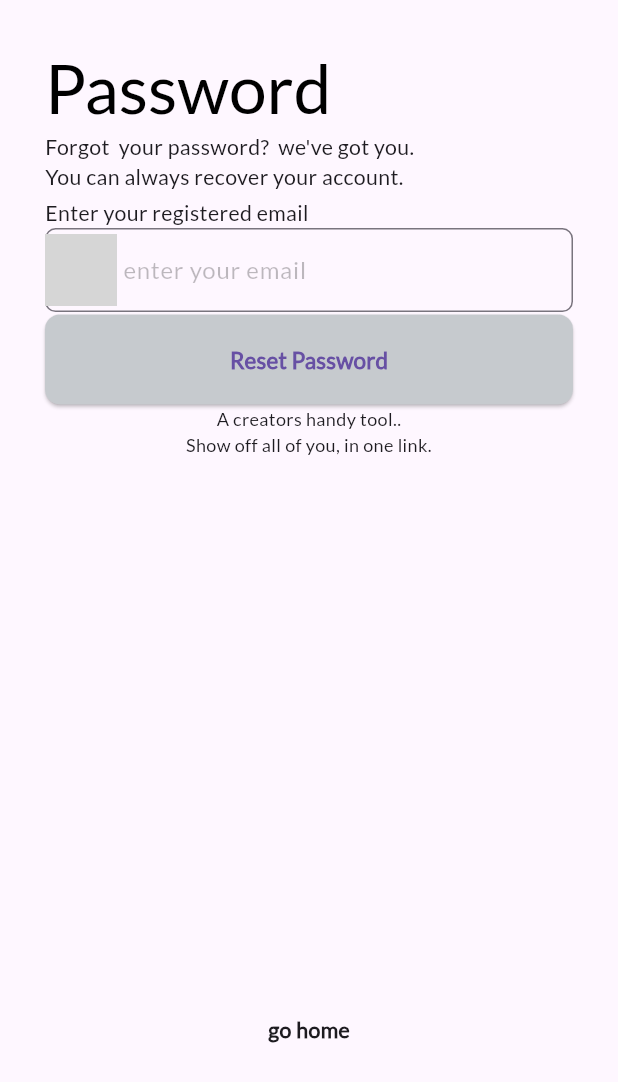
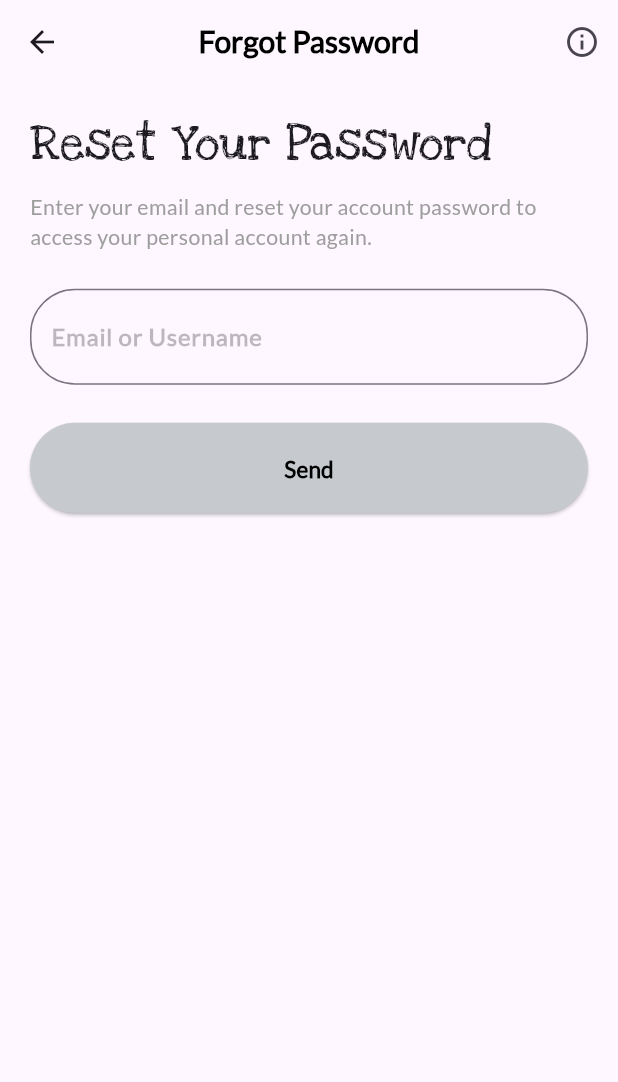
Before and after one commit to Olamidotune/Rootscards, a Flutter app: the ForgotPasswordScreen screen opened by its route, on a phone screen of 412 x 824 dp. Shown: the top 1082 px of the screen. Run offline on Flutter 3.47's test engine with Material 3 defaults, Android fonts, the phone set to English and light mode, and no system bars; our stand-ins replace carousel_slider, device_info_plus, dio, email_validator, flutter_screenutil, flutter_secure_storage and 3 more; accounts and stored records are empty; grey boxes are pictures that could not be loaded.

Commit message:
compeleted the forgot password and OTP screen

```diff
--- a/lib/config/colors.dart
+++ b/lib/config/colors.dart
@@ -7,7 +7,7 @@ const BLACK = Colors.black;
 const GREY = Colors.grey;
 const GREY2 = Color.fromARGB(255, 198, 202, 206);
 const BUTTONGREY = Color.fromARGB(255, 205, 213, 213);
-const BUTTONGREEN = Color.fromARGB(255, 165, 255, 100);
+const BUTTONGREEN = Color(0xFFD2FF54);
 const RED = Colors.red;
 const ONBOARDING1 = Color(0xFFFCF2D9);
 const ONBOARDING2 = Color(0xFFECB22E);
--- a/lib/presentation/screens/auth/forgot_password.dart
+++ b/lib/presentation/screens/auth/forgot_password.dart
@@ -2,15 +2,19 @@
 
 import 'dart:async';
 import 'dart:convert';
+
 import 'package:email_validator/email_validator.dart';
 import 'package:flutter/material.dart';
+import 'package:flutter_screenutil/flutter_screenutil.dart';
 import 'package:rootscards/config/colors.dart';
 import 'package:rootscards/config/dimensions.dart';
 import 'package:rootscards/extensions/build_context.dart';
+import 'package:rootscards/presentation/screens/auth/device_auth_screen.dart';
+
 import 'package:rootscards/presentation/screens/auth/sign_in/sign_in.dart';
+
+import 'package:http/http.dart' as http;
 import 'package:rootscards/presentation/screens/widgets/button.dart';
-import 'package:flutter_screenutil/flutter_screenutil.dart';
-import 'package:http/http.dart' as http;
 
 class ForgotPasswordScreen extends StatefulWidget {
   static const String routeName = "forgot_password_screen";
@@ -28,49 +32,59 @@ class _ForgotPasswordScreenState extends State<ForgotPasswordScreen> {
 
   @override
   Widget build(BuildContext context) {
+    final double height =
+        MediaQuery.of(context).size.height - MediaQuery.of(context).padding.top;
     return Scaffold(
+        appBar: AppBar(
+          centerTitle: true,
+          leading: IconButton(
+            onPressed: () {
+              Navigator.pop(context);
+            },
+            icon: Icon(
+              Icons.arrow_back,
+            ),
+          ),
+          title: Text(
+            "Forgot Password",
+            style: TextStyle(
+                fontSize: 20, color: BLACK, fontWeight: FontWeight.bold),
+          ),
+          actions: [
+            IconButton(
+              onPressed: () {},
+              icon: Icon(Icons.info_outline),
+            ),
+          ],
+        ),
         body: SafeArea(
-        child: SingleChildScrollView(
-          physics: const BouncingScrollPhysics(),
-          child: Padding(
-            padding: const EdgeInsets.all(30.0),
+          child: Container(
+            height: height,
+            padding: EdgeInsets.only(
+              top: height <= 550 ? 10 : 20,
+              left: 20,
+              right: 20,
+            ),
+            child: Form(
+                key: _formKey,
                 child: Column(
-              mainAxisAlignment: MainAxisAlignment.start,
                   crossAxisAlignment: CrossAxisAlignment.start,
                   children: [
                     Text(
-                  "Password",
-                  style: context.textTheme.titleLarge?.copyWith(
-                    color: Colors.black,
-                    fontSize: 45,
+                      "Reset Your Password",
+                      style: context.textTheme.headlineLarge!.copyWith(
+                          fontFamily: "LoveYaLikeASister", fontSize: 32.sp),
+                      textAlign: TextAlign.center,
+                      maxLines: 1,
                     ),
+                    AppSpacing.verticalSpaceSmall,
+                    Text(
+                      "Enter your email and reset your account password to access your personal account again.",
+                      style:
+                          context.textTheme.bodyMedium!.copyWith(color: GREY),
                     ),
-                SizedBox(
-                  height: 0.5.h,
-                ),
-                const Text(
-                  "Forgot  your password?  we've got you.\nYou can always recover your account.",
-                  style: TextStyle(),
-                  textAlign: TextAlign.left,
-                ),
-                SizedBox(
-                  height: 4.h,
-                ),
-                Form(
-                  key: _formKey,
-                  child: AutofillGroup(
-                    child: Column(
-                      children: [
-                        const Align(
-                          alignment: Alignment.topLeft,
-                          child: Text("Enter your registered email"),
-                        ),
-                        SizedBox(
-                          height: 0.5.h,
-                        ),
+                    AppSpacing.verticalSpaceMedium,
                     TextFormField(
-                          onFieldSubmitted: (_) =>
-                              _resetPassword(_emailController.text),
                       keyboardType: TextInputType.emailAddress,
                       controller: _emailController,
                       textInputAction: TextInputAction.next,
@@ -80,73 +94,46 @@ class _ForgotPasswordScreenState extends State<ForgotPasswordScreen> {
                         }
                         return "Please provide a valid email address";
                       },
-                          style: const TextStyle(),
+                      style: const TextStyle(color: BLACK),
                       autofillHints: const [AutofillHints.email],
                       decoration: InputDecoration(
-                            prefixIcon:
-                                Image.asset("assets/images/message-icon.png"),
-                            hintText: "enter your email",
-                            hintStyle: const TextStyle(color: Colors.black26),
+                        contentPadding:
+                            EdgeInsets.symmetric(vertical: 20, horizontal: 10),
+                        hintText: "Email or Username",
+                        hintStyle: const TextStyle(
+                            color: Colors.black26, fontWeight: FontWeight.bold),
                         border: const OutlineInputBorder(
+                          borderSide: BorderSide(color: GREY2),
                           borderRadius: BorderRadius.all(
-                                Radius.circular(7),
+                            Radius.circular(30),
                           ),
                         ),
                         focusedBorder: const OutlineInputBorder(
+                          borderSide: BorderSide(color: BUTTONGREEN),
                           borderRadius: BorderRadius.all(
                             Radius.circular(
-                                  7,
+                              30,
                             ),
                           ),
                         ),
                       ),
                     ),
-                        SizedBox(
-                          height: 1.5.h,
-                        ),
+                    AppSpacing.verticalSpaceMedium,
                     Button(
                       busy: _busy,
-                          "Reset Password",
+                      "Send",
+                      textColor: BLACK,
+                      disabledTextColor: BLACK,
+                      pill: true,
                       onPressed: () {
-                            if (_formKey.currentState!.validate()) {
-                              _resetPassword(_emailController.text);
-                            }
+                        Navigator.of(context)
+                            .popAndPushNamed(SignInAuthScreen.routeName);
                       },
-                        ),
-                        SizedBox(
-                          height: 1.5.h,
-                        ),
-                        const Text(
-                          "A creators handy tool..\nShow off all of you, in one link.",
-                          style: TextStyle(fontSize: 12),
-                          textAlign: TextAlign.center,
-                        ),
-                        SizedBox(
-                          height: MediaQuery.of(context).size.height <=
-                                  MIN_SUPPORTED_SCREEN_HEIGHT
-                              ? MediaQuery.of(context).size.height * 0.35
-                              : MediaQuery.of(context).size.height * 0.45,
-                        ),
-                        GestureDetector(
-                          onTap: () {
-                            Navigator.of(context)
-                                .popAndPushNamed(SignInScreen.routeName);
-                          },
-                          child: const Text(
-                            "go home",
-                            style: TextStyle(fontWeight: FontWeight.w600),
-                          ),
                     )
                   ],
+                )),
           ),
-                  ),
-                ),
-              ],
-            ),
-          ),
-        ),
-      ),
-    );
+        ));
   }
 
   Future<void> _resetPassword(String email) async {
@@ -165,7 +152,8 @@ class _ForgotPasswordScreenState extends State<ForgotPasswordScreen> {
 
     try {
       // Make a POST request with basic authentication headers
-      final response = await http.post(
+      final response = await http
+          .post(
             url,
             headers: <String, String>{
               'Authorization': basicAuth,
@@ -174,7 +162,8 @@ class _ForgotPasswordScreenState extends State<ForgotPasswordScreen> {
             body: jsonEncode(<String, String>{
               'email': email,
             }),
-      ).timeout(const Duration(seconds: 30));
+          )
+          .timeout(const Duration(seconds: 30));
 
       if (response.statusCode == 200) {
         Map<String, dynamic> responseData = json.decode(response.body);
@@ -268,3 +257,121 @@ class _ForgotPasswordScreenState extends State<ForgotPasswordScreen> {
     }
   }
 }
+
+// SafeArea(
+//         child: SingleChildScrollView(
+//           physics: const BouncingScrollPhysics(),
+//           child: Padding(
+//             padding: const EdgeInsets.all(30.0),
+//             child: Column(
+//               mainAxisAlignment: MainAxisAlignment.start,
+//               crossAxisAlignment: CrossAxisAlignment.start,
+//               children: [
+//                 Text(
+//                   "Password",
+//                   style: context.textTheme.titleLarge?.copyWith(
+//                     color: Colors.black,
+//                     fontSize: 45,
+//                   ),
+//                 ),
+//                 SizedBox(
+//                   height: 0.5.h,
+//                 ),
+//                 const Text(
+//                   "Forgot  your password?  we've got you.\nYou can always recover your account.",
+//                   style: TextStyle(),
+//                   textAlign: TextAlign.left,
+//                 ),
+//                 SizedBox(
+//                   height: 4.h,
+//                 ),
+//                 Form(
+//                   key: _formKey,
+//                   child: AutofillGroup(
+//                     child: Column(
+//                       children: [
+//                         const Align(
+//                           alignment: Alignment.topLeft,
+//                           child: Text("Enter your registered email"),
+//                         ),
+//                         SizedBox(
+//                           height: 0.5.h,
+//                         ),
+//                         TextFormField(
+//                           onFieldSubmitted: (_) =>
+//                               _resetPassword(_emailController.text),
+//                           keyboardType: TextInputType.emailAddress,
+//                           controller: _emailController,
+//                           textInputAction: TextInputAction.next,
+//                           validator: (value) {
+//                             if (EmailValidator.validate(value?.trim() ?? "")) {
+//                               return null;
+//                             }
+//                             return "Please provide a valid email address";
+//                           },
+//                           style: const TextStyle(),
+//                           autofillHints: const [AutofillHints.email],
+//                           decoration: InputDecoration(
+//                             prefixIcon:
+//                                 Image.asset("assets/images/message-icon.png"),
+//                             hintText: "enter your email",
+//                             hintStyle: const TextStyle(color: Colors.black26),
+//                             border: const OutlineInputBorder(
+//                               borderRadius: BorderRadius.all(
+//                                 Radius.circular(7),
+//                               ),
+//                             ),
+//                             focusedBorder: const OutlineInputBorder(
+//                               borderRadius: BorderRadius.all(
+//                                 Radius.circular(
+//                                   7,
+//                                 ),
+//                               ),
+//                             ),
+//                           ),
+//                         ),
+//                         SizedBox(
+//                           height: 1.5.h,
+//                         ),
+//                         Button(
+//                           busy: _busy,
+//                           "Reset Password",
+//                           onPressed: () {
+//                             if (_formKey.currentState!.validate()) {
+//                               _resetPassword(_emailController.text);
+//                             }
+//                           },
+//                         ),
+//                         SizedBox(
+//                           height: 1.5.h,
+//                         ),
+//                         const Text(
+//                           "A creators handy tool..\nShow off all of you, in one link.",
+//                           style: TextStyle(fontSize: 12),
+//                           textAlign: TextAlign.center,
+//                         ),
+//                         SizedBox(
+//                           height: MediaQuery.of(context).size.height <=
+//                                   MIN_SUPPORTED_SCREEN_HEIGHT
+//                               ? MediaQuery.of(context).size.height * 0.35
+//                               : MediaQuery.of(context).size.height * 0.45,
+//                         ),
+//                         GestureDetector(
+//                           onTap: () {
+//                             Navigator.of(context)
+//                                 .popAndPushNamed(SignInScreen.routeName);
+//                           },
+//                           child: const Text(
+//                             "go home",
+//                             style: TextStyle(fontWeight: FontWeight.w600),
+//                           ),
+//                         )
+//                       ],
+//                     ),
+//                   ),
+//                 ),
+//               ],
+//             ),
+//           ),
+//         ),
+//       ),
--- a/lib/presentation/screens/widgets/big_social_media_button.dart
+++ b/lib/presentation/screens/widgets/big_social_media_button.dart
@@ -1,4 +1,5 @@
 import 'package:flutter/material.dart';
+import 'package:flutter_screenutil/flutter_screenutil.dart';
 import 'package:flutter_svg/svg.dart';
 import 'package:rootscards/config/colors.dart';
 
@@ -28,7 +29,7 @@ class SocialMediaButton extends StatelessWidget {
           title: Text(title ?? "", textAlign: TextAlign.center,),
           titleTextStyle: TextStyle(
             fontWeight: FontWeight.bold,
-            fontSize: 14,
+            fontSize: 14.sp,
             color: BLACK
           ),
           onTap: onPressed,
```
Also changed, not shown: lib/presentation/get_started_screen.dart (+26 -26 lines), lib/presentation/screens/auth/device_auth_screen.dart (+95 -59 lines), lib/presentation/screens/auth/sign_in/sign_in.dart (+5 -4 lines), 1 other file. Lines whose indentation alone changed are shown as unchanged.
